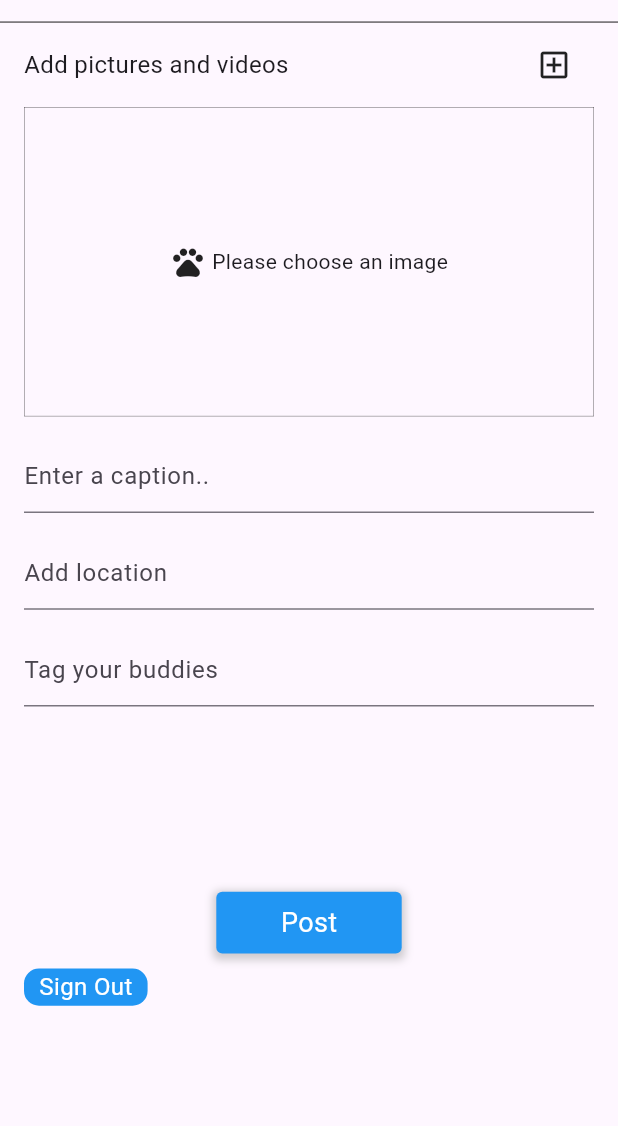
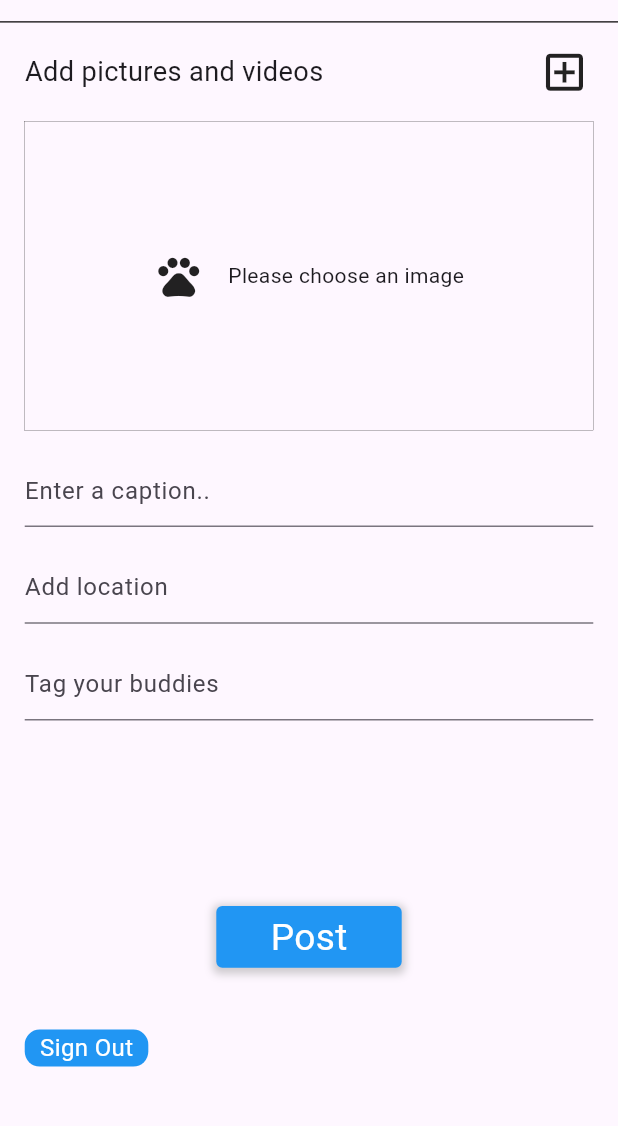
Before and after one commit to PetteraIndia/avenger, a Flutter app: the newpost screen opened directly, on a phone screen of 412 x 824 dp, the part 63-1189 px from its top. Run offline on Flutter 3.47's test engine with Material 2 defaults, Android fonts, the phone set to English and light mode, and no system bars; our stand-ins replace argon_buttons_flutter_fix, cloud_firestore, firebase_auth, firebase_core, firebase_storage, flutter_image_compress and 4 more; accounts and stored records are empty.

Commit message:
social page design , with dynamic post ui

```diff
--- a/lib/Screens/newpost.dart
+++ b/lib/Screens/newpost.dart
@@ -181,7 +181,7 @@ class _newpostState extends State<newpost> {
               border: Border(
                 bottom: BorderSide(
                   color: Colors.black,
-                  width: 0.6,
+                  width: w*0.002,
                 ),
               ),
             ),
@@ -191,7 +191,7 @@ class _newpostState extends State<newpost> {
       body: SingleChildScrollView(
         child:
           Container(
-            padding: EdgeInsets.all(16.0), // Adjust the padding as needed
+            padding: EdgeInsets.all(h*0.02), // Adjust the padding as needed
             child: Column(
               crossAxisAlignment: CrossAxisAlignment.start,
               children: [
@@ -199,12 +199,13 @@ class _newpostState extends State<newpost> {
                   children: [
                     Text(
                       'Add pictures and videos',
-                      style: TextStyle(fontSize: 16.0),
+                      style: TextStyle(fontSize: h*0.022),
                     ),
-                    SizedBox(width: w*0.4),
+                    SizedBox(width: w*0.35
+                    ),
                     InkWell(
                       onTap: _selectImage,
-                      child: Icon(Icons.add_box_outlined, size: 24.0),
+                      child: Icon(Icons.add_box_outlined, size: w*0.08),
                     ),
                   ],
                 ),
@@ -214,7 +215,7 @@ class _newpostState extends State<newpost> {
 
                     border: Border.all(
                       color: Colors.black,
-                      width: 0.2,
+                      width: h*0.0002,
                     ),
                   ),
 
@@ -234,8 +235,8 @@ class _newpostState extends State<newpost> {
                           child: Row(
                             mainAxisSize: MainAxisSize.min,
                             children: [
-                              Icon(Icons.pets, size: 24.0),
-                              SizedBox(width: 4.0),
+                              Icon(Icons.pets, size: h*0.04),
+                              SizedBox(width: h*0.02),
                               Text('Please choose an image'),
                             ],
                           ),
@@ -266,7 +267,7 @@ class _newpostState extends State<newpost> {
                     mainAxisAlignment: MainAxisAlignment.center,
                     children: [
                       CircularProgressIndicator(), // Circular progress indicator
-                      SizedBox(height: 8.0),
+                      SizedBox(height: h*0.04),
                       Text('Posting...'), // Text indicating the posting state
                     ],
                   )
@@ -301,7 +302,7 @@ class _newpostState extends State<newpost> {
                           'Post',
                           style: TextStyle(
                             color: Colors.white,
-                            fontSize: 18.0,
+                            fontSize: h*0.03,
                           ),
                         ),
                       ),
@@ -312,7 +313,7 @@ class _newpostState extends State<newpost> {
 
 
 
-                SizedBox(height: 10),
+                SizedBox(height: h*0.05),
           Container(
             height: h * 0.03,
             width: w * 0.2,
--- a/lib/main.dart
+++ b/lib/main.dart
@@ -3,6 +3,7 @@ import 'package:flutter/material.dart';
 import 'package:petterav1/Screens/login_screen.dart';
 import 'package:petterav1/Screens/newpost.dart';
 import 'package:petterav1/Screens/signup_screen.dart';
+import 'package:petterav1/Screens/socialmediapage.dart';
 import 'package:petterav1/mobileScreen.dart';
 import 'package:petterav1/resources/auth_service.dart';
 
@@ -24,7 +25,7 @@ class MyApp extends StatelessWidget {
         colorScheme: ColorScheme.fromSeed(seedColor: Colors.deepPurple),
         useMaterial3: true,
       ),
-      home: AuthService().handleAuthState(),
+      home: newpost(),
     );
   }
 }
```
Also changed, not shown: lib/Screens/socialmediapage.dart (added, +197 -0 lines), lib/Widgets/social_postwidget.dart (added, +61 -0 lines), img/logo.jpeg (added), img/petterablue.png (added).
